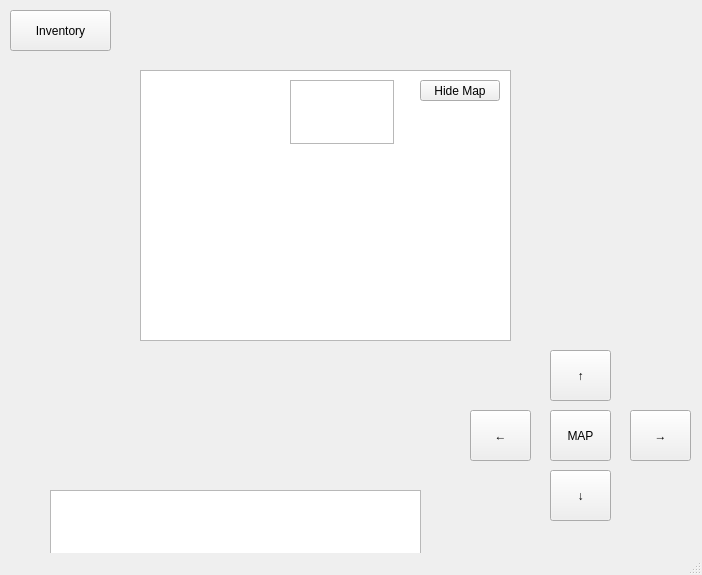
The window that mainwindow.ui (jjola00/FinalZork) describes before a commit, drawn with Qt 5.
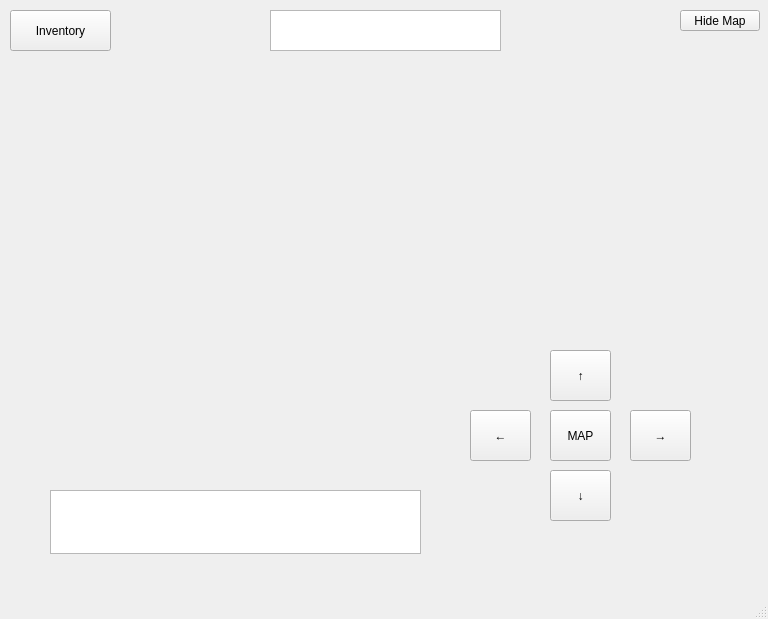
The same window after the commit.

Diff of the .ui file:
```diff
--- a/mainwindow.ui
+++ b/mainwindow.ui
@@ -6,8 +6,8 @@
    <rect>
     <x>0</x>
     <y>0</y>
-    <width>702</width>
-    <height>575</height>
+    <width>768</width>
+    <height>619</height>
    </rect>
   </property>
   <property name="windowTitle">
@@ -92,21 +92,11 @@
      <string>→</string>
     </property>
    </widget>
-   <widget class="QTextEdit" name="mapPrint">
-    <property name="geometry">
-     <rect>
-      <x>140</x>
-      <y>70</y>
-      <width>371</width>
-      <height>271</height>
-     </rect>
-    </property>
-   </widget>
    <widget class="QPushButton" name="closeMapButton">
     <property name="geometry">
      <rect>
-      <x>420</x>
-      <y>80</y>
+      <x>680</x>
+      <y>10</y>
       <width>80</width>
       <height>21</height>
      </rect>
@@ -118,10 +108,10 @@
    <widget class="QTextEdit" name="TestText">
     <property name="geometry">
      <rect>
-      <x>290</x>
-      <y>80</y>
-      <width>104</width>
-      <height>64</height>
+      <x>270</x>
+      <y>10</y>
+      <width>231</width>
+      <height>41</height>
      </rect>
     </property>
    </widget>
```
Left out of the diff: 2 changed lines with no effect on the pictures.
